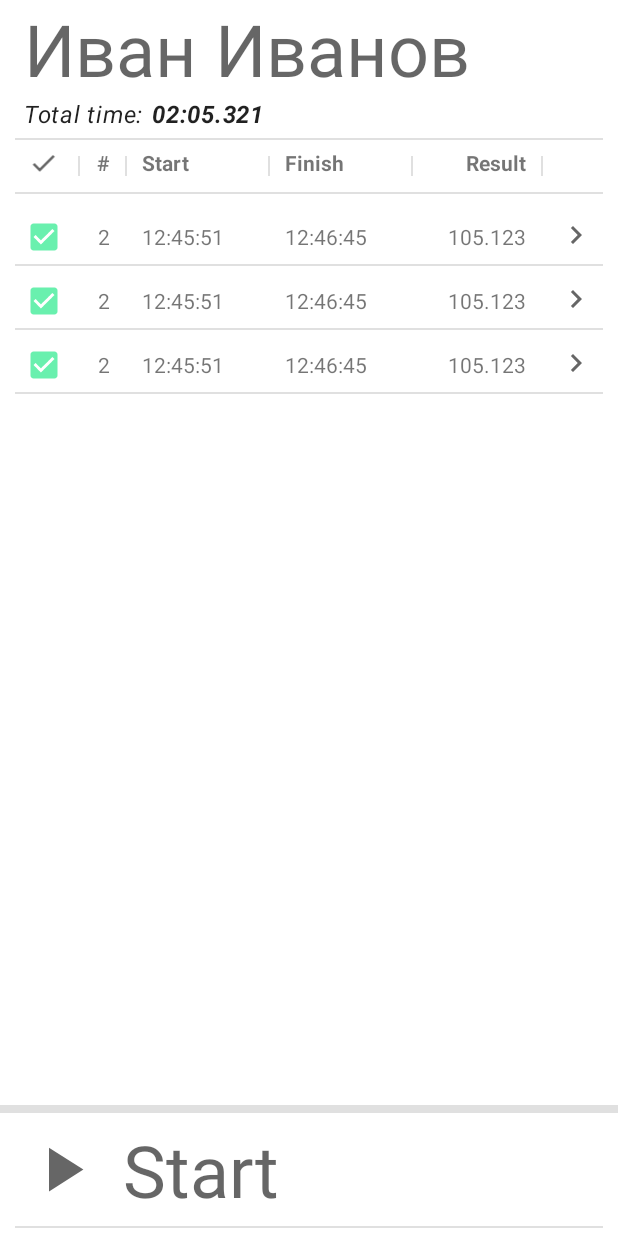
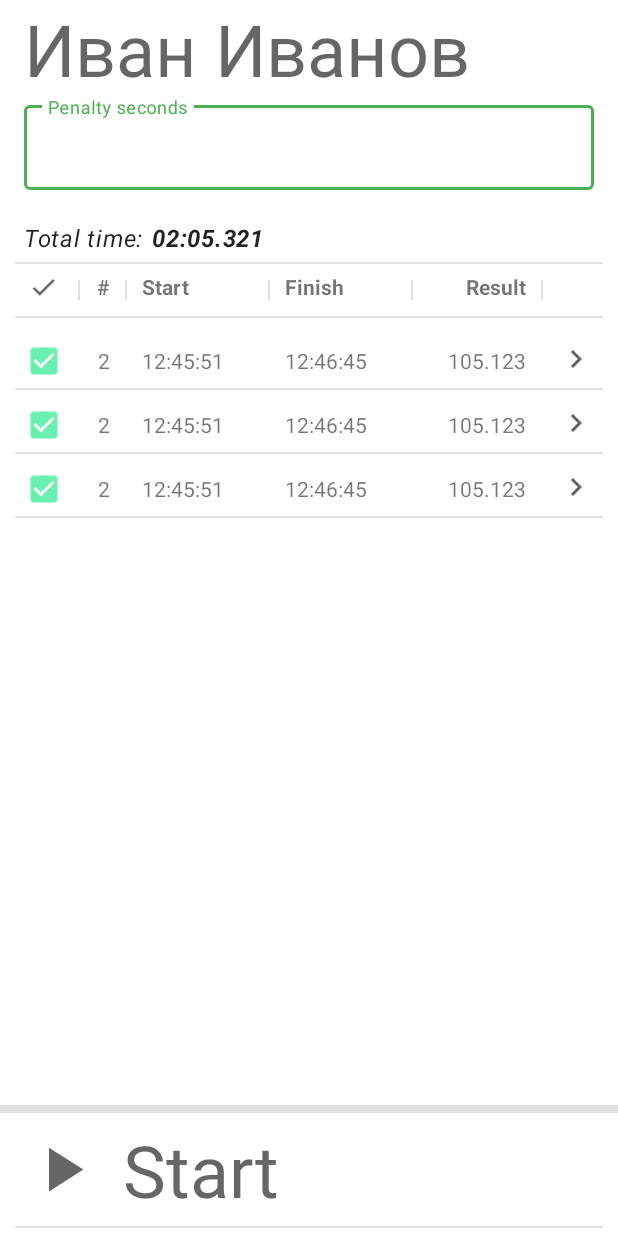
Before and after one commit to axcheb/SaigakTiming, an Android app: the layout start_fragment.xml on its own in the app's theme, with its tools: preview values and no code run, on a phone screen of 412 x 824 dp. Run offline under Robolectric (Android 15) with nearby library versions, the phone set to English and light mode, and no system bars.

Commit message:
Penalty seconds

```diff
--- a/app/src/main/java/ru/axcheb/saigaktiming/data/model/dto/EventMemberCrossRef.kt
+++ b/app/src/main/java/ru/axcheb/saigaktiming/data/model/dto/EventMemberCrossRef.kt
@@ -23,5 +23,5 @@ data class EventMemberCrossRef(
     @ColumnInfo(name = "event_id") val eventId: Long?,
     @ColumnInfo(name = "member_id") val memberId: Long?,
     @ColumnInfo(name = "sequence_number") var sequenceNumber: Int,
-    @ColumnInfo(name = "penalty_seconds", defaultValue = "0") val penaltySeconds: Int = 0,
+    @ColumnInfo(name = "penalty_seconds", defaultValue = "0") var penaltySeconds: Int = 0,
 )
--- a/app/src/main/java/ru/axcheb/saigaktiming/ui/start/StartFragment.kt
+++ b/app/src/main/java/ru/axcheb/saigaktiming/ui/start/StartFragment.kt
@@ -5,7 +5,9 @@ import android.view.LayoutInflater
 import android.view.View
 import android.view.ViewGroup
 import androidx.fragment.app.Fragment
+import androidx.lifecycle.lifecycleScope
 import androidx.navigation.fragment.navArgs
+import kotlinx.coroutines.flow.collect
 import org.koin.android.ext.android.inject
 import org.koin.androidx.viewmodel.ext.android.viewModel
 import org.koin.core.parameter.parametersOf
@@ -59,8 +61,8 @@ class StartFragment : Fragment() {
     }
 
     private fun observeData() {
-        viewModel.resultItems.observe(viewLifecycleOwner) {
-            adapter.submitList(it)
+        lifecycleScope.launchWhenStarted {
+            viewModel.resultItems.collect { adapter.submitList(it) }
         }
     }
 
--- a/app/src/main/res/layout/protocol_item.xml
+++ b/app/src/main/res/layout/protocol_item.xml
@@ -117,7 +117,7 @@
                 android:id="@+id/penalty_time_text"
                 android:layout_width="wrap_content"
                 android:layout_height="wrap_content"
-                android:text="@string/penalty"
+                android:text="@string/penalty_seconds"
                 android:textStyle="italic"
                 android:visibility="@{item.isPenaltyVisible() ? View.VISIBLE : View.GONE }"
                 app:layout_constraintBottom_toBottomOf="parent"
@@ -146,7 +146,7 @@
                 android:layout_marginEnd="@dimen/default_view_margin"
                 android:text="@{Integer.toString(item.penaltySeconds)}"
                 android:textStyle="bold|italic"
-                android:visibility="gone"
+                android:visibility="@{item.isPenaltyVisible() ? View.VISIBLE : View.GONE }"
                 app:layout_constraintBottom_toBottomOf="parent"
                 app:layout_constraintEnd_toEndOf="parent"
                 app:layout_constraintStart_toEndOf="@+id/penalty_colon"
--- a/app/src/main/res/layout/start_fragment.xml
+++ b/app/src/main/res/layout/start_fragment.xml
@@ -5,6 +5,7 @@
     tools:context=".ui.start.StartFragment">
 
     <data>
+        <import type="ru.axcheb.saigaktiming.data.DataBindingConverters" />
         <variable
             name="viewModel"
             type="ru.axcheb.saigaktiming.ui.start.StartViewModel" />
@@ -25,6 +26,24 @@
             android:textAppearance="?attr/textAppearanceHeadline3"
             tools:text="Иван Иванов" />
 
+        <com.google.android.material.textfield.TextInputLayout
+            android:id="@+id/penalty_seconds_input"
+            style="@style/Widget.MaterialComponents.TextInputLayout.OutlinedBox"
+            android:layout_width="match_parent"
+            android:layout_height="wrap_content"
+            android:layout_marginStart="@dimen/default_view_margin"
+            android:layout_marginEnd="@dimen/default_view_margin"
+            app:errorEnabled="true">
+
+            <com.google.android.material.textfield.TextInputEditText
+                android:id="@+id/penalty_seconds"
+                android:layout_width="match_parent"
+                android:layout_height="wrap_content"
+                android:hint="@string/penalty_seconds"
+                android:inputType="numberDecimal"
+                android:text="@={DataBindingConverters.intToStr(viewModel.penaltySeconds)}"/>
+        </com.google.android.material.textfield.TextInputLayout>
+
         <LinearLayout
             android:layout_width="match_parent"
             android:layout_height="wrap_content"
@@ -35,19 +54,19 @@
             <TextView
                 android:layout_width="wrap_content"
                 android:layout_height="wrap_content"
+                android:layout_marginEnd="6dp"
                 android:text="@string/total_time"
-                android:layout_marginEnd="6dp"
-                android:textStyle="italic"
-                android:textAppearance="?attr/textAppearanceBody1"/>
+                android:textAppearance="?attr/textAppearanceBody1"
+                android:textStyle="italic" />
 
             <TextView
                 android:id="@+id/total_time"
                 android:layout_width="wrap_content"
                 android:layout_height="wrap_content"
-                android:textStyle="bold|italic"
                 android:text="@{viewModel.totalTimeStr}"
                 android:textAppearance="?attr/textAppearanceBody1"
-                tools:text="02:05.321"/>
+                android:textStyle="bold|italic"
+                tools:text="02:05.321" />
         </LinearLayout>
 
         <View
--- a/app/src/main/res/values/strings.xml
+++ b/app/src/main/res/values/strings.xml
@@ -43,5 +43,6 @@
     <string name="colon">:</string>
     <string name="time">Time</string>
     <string name="penalty">Penalty</string>
+    <string name="penalty_seconds">Penalty seconds</string>
 
 </resources>
```
Also changed, not shown: app/src/main/java/ru/axcheb/saigaktiming/data/dao/MemberDao.kt (+4 -4 lines), app/src/main/java/ru/axcheb/saigaktiming/data/repository/MemberRepository.kt (+11 -2 lines), app/src/main/java/ru/axcheb/saigaktiming/ui/start/StartViewModel.kt (+31 -4 lines), 1 other file.
